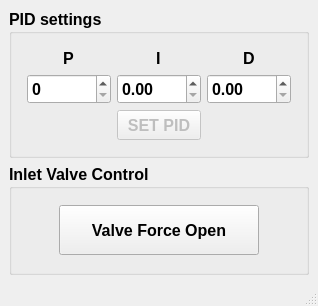
The window that admin_window.ui (smartslava/bronkhorst) describes before a commit, drawn with Qt 5.
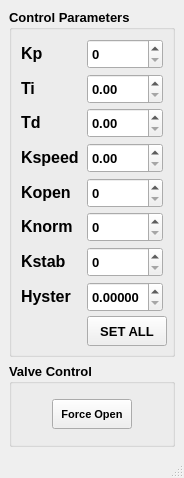
The same window after the commit.

Commit message: PID settings, plot imporved

```diff
--- a/admin_window.ui
+++ b/admin_window.ui
@@ -6,8 +6,8 @@
    <rect>
     <x>0</x>
     <y>0</y>
-    <width>318</width>
-    <height>306</height>
+    <width>184</width>
+    <height>478</height>
    </rect>
   </property>
   <property name="windowTitle">
@@ -19,50 +19,58 @@
      <widget class="QGroupBox" name="groupBox">
       <property name="minimumSize">
        <size>
-        <width>300</width>
-        <height>140</height>
+        <width>150</width>
+        <height>250</height>
        </size>
       </property>
       <property name="maximumSize">
        <size>
         <width>500</width>
-        <height>500</height>
+        <height>700</height>
        </size>
       </property>
       <property name="font">
        <font>
-        <pointsize>12</pointsize>
+        <pointsize>10</pointsize>
         <weight>75</weight>
         <bold>true</bold>
        </font>
       </property>
       <property name="title">
-       <string>PID settings</string>
+       <string>Control Parameters</string>
       </property>
-      <layout class="QGridLayout" name="gridLayout">
-       <property name="leftMargin">
-        <number>15</number>
-       </property>
-       <property name="topMargin">
-        <number>15</number>
-       </property>
-       <property name="rightMargin">
-        <number>15</number>
-       </property>
-       <property name="bottomMargin">
-        <number>15</number>
-       </property>
-       <item row="2" column="0">
+      <layout class="QFormLayout" name="formLayout_2">
+       <item row="0" column="0">
+        <widget class="QLabel" name="label_3">
+         <property name="minimumSize">
+          <size>
+           <width>15</width>
+           <height>15</height>
+          </size>
+         </property>
+         <property name="font">
+          <font>
+           <pointsize>12</pointsize>
+           <weight>75</weight>
+           <bold>true</bold>
+          </font>
+         </property>
+         <property name="text">
+          <string>Kp</string>
+         </property>
+        </widget>
+       </item>
+       <item row="0" column="1">
         <widget class="QDoubleSpinBox" name="p_gain_box">
          <property name="minimumSize">
           <size>
-           <width>0</width>
+           <width>60</width>
            <height>30</height>
           </size>
          </property>
          <property name="maximumSize">
           <size>
-           <width>100</width>
+           <width>80</width>
            <height>50</height>
           </size>
          </property>
@@ -74,8 +82,14 @@
          </property>
         </widget>
        </item>
-       <item row="0" column="1" alignment="Qt::AlignHCenter">
+       <item row="1" column="0">
         <widget class="QLabel" name="label_4">
+         <property name="minimumSize">
+          <size>
+           <width>15</width>
+           <height>15</height>
+          </size>
+         </property>
          <property name="font">
           <font>
            <pointsize>12</pointsize>
@@ -84,82 +98,301 @@
           </font>
          </property>
          <property name="text">
-          <string>I</string>
+          <string>Ti</string>
          </property>
         </widget>
        </item>
-       <item row="0" column="2" alignment="Qt::AlignHCenter">
+       <item row="1" column="1">
+        <widget class="QDoubleSpinBox" name="i_gain_box">
+         <property name="minimumSize">
+          <size>
+           <width>60</width>
+           <height>30</height>
+          </size>
+         </property>
+         <property name="maximumSize">
+          <size>
+           <width>80</width>
+           <height>50</height>
+          </size>
+         </property>
+         <property name="maximum">
+          <double>100.000000000000000</double>
+         </property>
+        </widget>
+       </item>
+       <item row="2" column="0">
         <widget class="QLabel" name="label_5">
+         <property name="minimumSize">
+          <size>
+           <width>15</width>
+           <height>0</height>
+          </size>
+         </property>
+         <property name="font">
+          <font>
+           <pointsize>12</pointsize>
+           <weight>75</weight>
+           <bold>true</bold>
+          </font>
+         </property>
          <property name="text">
-          <string>D</string>
+          <string>Td</string>
+         </property>
+        </widget>
+       </item>
+       <item row="2" column="1">
+        <widget class="QDoubleSpinBox" name="d_gain_box">
+         <property name="minimumSize">
+          <size>
+           <width>60</width>
+           <height>30</height>
+          </size>
+         </property>
+         <property name="maximumSize">
+          <size>
+           <width>80</width>
+           <height>50</height>
+          </size>
+         </property>
+         <property name="maximum">
+          <double>100.000000000000000</double>
+         </property>
+        </widget>
+       </item>
+       <item row="3" column="0">
+        <widget class="QLabel" name="label_6">
+         <property name="minimumSize">
+          <size>
+           <width>60</width>
+           <height>15</height>
+          </size>
+         </property>
+         <property name="font">
+          <font>
+           <pointsize>12</pointsize>
+           <weight>75</weight>
+           <bold>true</bold>
+          </font>
+         </property>
+         <property name="text">
+          <string>Kspeed</string>
          </property>
         </widget>
        </item>
        <item row="3" column="1">
+        <widget class="QDoubleSpinBox" name="speed_gain_box">
+         <property name="minimumSize">
+          <size>
+           <width>60</width>
+           <height>30</height>
+          </size>
+         </property>
+         <property name="maximumSize">
+          <size>
+           <width>80</width>
+           <height>50</height>
+          </size>
+         </property>
+         <property name="maximum">
+          <double>100000.000000000000000</double>
+         </property>
+        </widget>
+       </item>
+       <item row="4" column="0">
+        <widget class="QLabel" name="label_7">
+         <property name="minimumSize">
+          <size>
+           <width>60</width>
+           <height>15</height>
+          </size>
+         </property>
+         <property name="font">
+          <font>
+           <pointsize>12</pointsize>
+           <weight>75</weight>
+           <bold>true</bold>
+          </font>
+         </property>
+         <property name="text">
+          <string>Kopen</string>
+         </property>
+        </widget>
+       </item>
+       <item row="4" column="1">
+        <widget class="QDoubleSpinBox" name="open_gain_box">
+         <property name="minimumSize">
+          <size>
+           <width>60</width>
+           <height>30</height>
+          </size>
+         </property>
+         <property name="maximumSize">
+          <size>
+           <width>80</width>
+           <height>50</height>
+          </size>
+         </property>
+         <property name="decimals">
+          <number>0</number>
+         </property>
+         <property name="maximum">
+          <double>255.000000000000000</double>
+         </property>
+        </widget>
+       </item>
+       <item row="5" column="0">
+        <widget class="QLabel" name="label_9">
+         <property name="minimumSize">
+          <size>
+           <width>60</width>
+           <height>15</height>
+          </size>
+         </property>
+         <property name="font">
+          <font>
+           <pointsize>12</pointsize>
+           <weight>75</weight>
+           <bold>true</bold>
+          </font>
+         </property>
+         <property name="text">
+          <string>Knorm</string>
+         </property>
+        </widget>
+       </item>
+       <item row="5" column="1">
+        <widget class="QDoubleSpinBox" name="norm_gain_box">
+         <property name="minimumSize">
+          <size>
+           <width>60</width>
+           <height>30</height>
+          </size>
+         </property>
+         <property name="maximumSize">
+          <size>
+           <width>80</width>
+           <height>50</height>
+          </size>
+         </property>
+         <property name="decimals">
+          <number>0</number>
+         </property>
+         <property name="maximum">
+          <double>255.000000000000000</double>
+         </property>
+        </widget>
+       </item>
+       <item row="6" column="0">
+        <widget class="QLabel" name="label_10">
+         <property name="minimumSize">
+          <size>
+           <width>60</width>
+           <height>15</height>
+          </size>
+         </property>
+         <property name="font">
+          <font>
+           <pointsize>12</pointsize>
+           <weight>75</weight>
+           <bold>true</bold>
+          </font>
+         </property>
+         <property name="text">
+          <string>Kstab</string>
+         </property>
+        </widget>
+       </item>
+       <item row="6" column="1">
+        <widget class="QDoubleSpinBox" name="stab_gain_box">
+         <property name="minimumSize">
+          <size>
+           <width>60</width>
+           <height>30</height>
+          </size>
+         </property>
+         <property name="maximumSize">
+          <size>
+           <width>80</width>
+           <height>50</height>
+          </size>
+         </property>
+         <property name="decimals">
+          <number>0</number>
+         </property>
+         <property name="maximum">
+          <double>255.000000000000000</double>
+         </property>
+        </widget>
+       </item>
+       <item row="7" column="0">
+        <widget class="QLabel" name="label_8">
+         <property name="minimumSize">
+          <size>
+           <width>60</width>
+           <height>15</height>
+          </size>
+         </property>
+         <property name="font">
+          <font>
+           <pointsize>12</pointsize>
+           <weight>75</weight>
+           <bold>true</bold>
+          </font>
+         </property>
+         <property name="text">
+          <string>Hyster</string>
+         </property>
+        </widget>
+       </item>
+       <item row="7" column="1">
+        <widget class="QDoubleSpinBox" name="hyster_gain_box">
+         <property name="minimumSize">
+          <size>
+           <width>60</width>
+           <height>30</height>
+          </size>
+         </property>
+         <property name="maximumSize">
+          <size>
+           <width>80</width>
+           <height>50</height>
+          </size>
+         </property>
+         <property name="decimals">
+          <number>5</number>
+         </property>
+         <property name="maximum">
+          <double>1.000000000000000</double>
+         </property>
+        </widget>
+       </item>
+       <item row="8" column="1">
         <widget class="QPushButton" name="set_pid_button">
          <property name="enabled">
-          <bool>false</bool>
+          <bool>true</bool>
          </property>
          <property name="minimumSize">
           <size>
-           <width>0</width>
+           <width>80</width>
            <height>30</height>
           </size>
          </property>
          <property name="maximumSize">
           <size>
-           <width>200</width>
-           <height>500</height>
+           <width>80</width>
+           <height>0</height>
           </size>
          </property>
-         <property name="text">
-          <string>SET PID</string>
-         </property>
-        </widget>
-       </item>
-       <item row="2" column="1">
-        <widget class="QDoubleSpinBox" name="i_gain_box">
-         <property name="minimumSize">
-          <size>
-           <width>0</width>
-           <height>30</height>
-          </size>
-         </property>
-         <property name="maximumSize">
-          <size>
-           <width>100</width>
-           <height>50</height>
-          </size>
-         </property>
-        </widget>
-       </item>
-       <item row="2" column="2">
-        <widget class="QDoubleSpinBox" name="d_gain_box">
-         <property name="minimumSize">
-          <size>
-           <width>0</width>
-           <height>30</height>
-          </size>
-         </property>
-         <property name="maximumSize">
-          <size>
-           <width>100</width>
-           <height>50</height>
-          </size>
-         </property>
-        </widget>
-       </item>
-       <item row="0" column="0" alignment="Qt::AlignHCenter">
-        <widget class="QLabel" name="label_3">
          <property name="font">
           <font>
-           <pointsize>12</pointsize>
+           <pointsize>10</pointsize>
            <weight>75</weight>
            <bold>true</bold>
           </font>
          </property>
          <property name="text">
-          <string>P</string>
+          <string>SET ALL</string>
          </property>
         </widget>
        </item>
@@ -168,17 +401,23 @@
     </item>
     <item>
      <widget class="QGroupBox" name="groupBox_2">
+      <property name="minimumSize">
+       <size>
+        <width>150</width>
+        <height>0</height>
+       </size>
+      </property>
       <property name="font">
        <font>
-        <pointsize>12</pointsize>
+        <pointsize>10</pointsize>
         <weight>75</weight>
         <bold>true</bold>
        </font>
       </property>
       <property name="title">
-       <string>Inlet Valve Control</string>
+       <string>Valve Control</string>
       </property>
-      <layout class="QGridLayout" name="gridLayout_2">
+      <layout class="QVBoxLayout" name="verticalLayout_2">
        <property name="leftMargin">
         <number>15</number>
        </property>
@@ -191,22 +430,29 @@
        <property name="bottomMargin">
         <number>15</number>
        </property>
-       <item row="0" column="0">
+       <item alignment="Qt::AlignHCenter">
         <widget class="QPushButton" name="force_open_button">
          <property name="minimumSize">
           <size>
-           <width>200</width>
-           <height>50</height>
+           <width>80</width>
+           <height>30</height>
           </size>
          </property>
          <property name="maximumSize">
           <size>
-           <width>200</width>
+           <width>80</width>
            <height>50</height>
           </size>
          </property>
+         <property name="font">
+          <font>
+           <pointsize>8</pointsize>
+           <weight>75</weight>
+           <bold>true</bold>
+          </font>
+         </property>
          <property name="text">
-          <string>Valve Force Open</string>
+          <string>Force Open</string>
          </property>
         </widget>
        </item>
```
Left out of the diff: 2 changed lines with no effect on the pictures. The commit also changes 4 other files.
